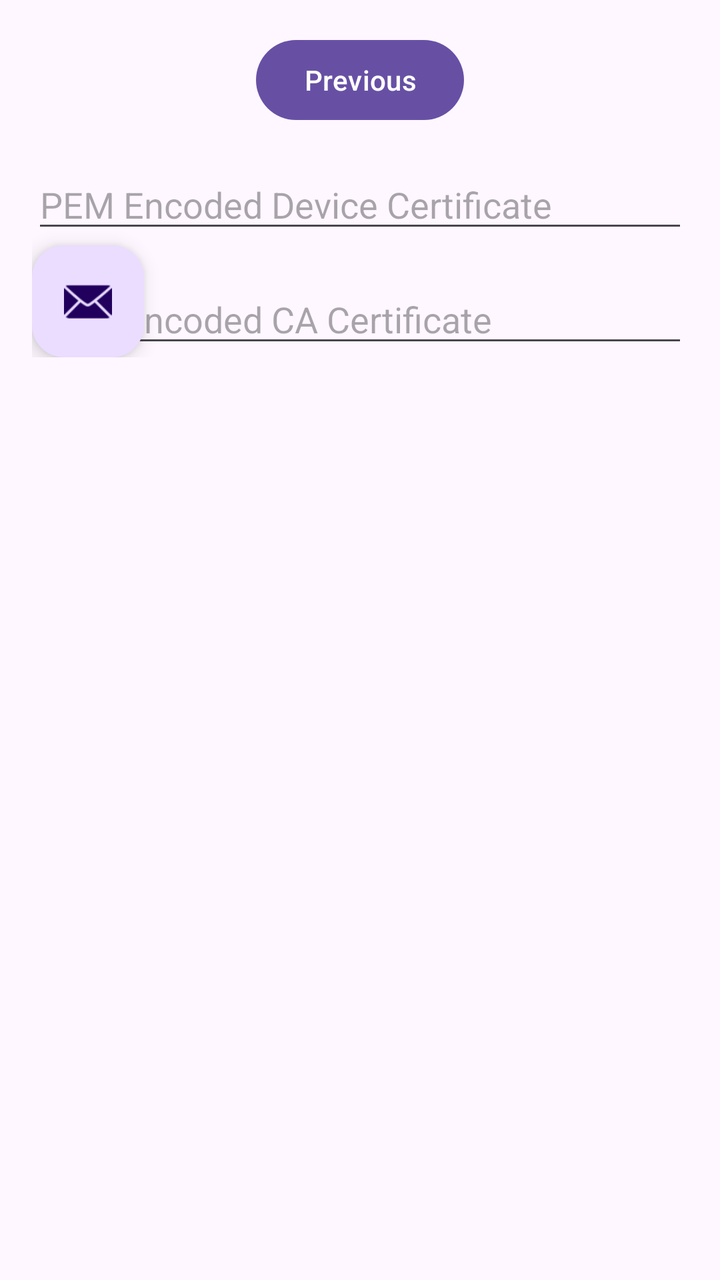
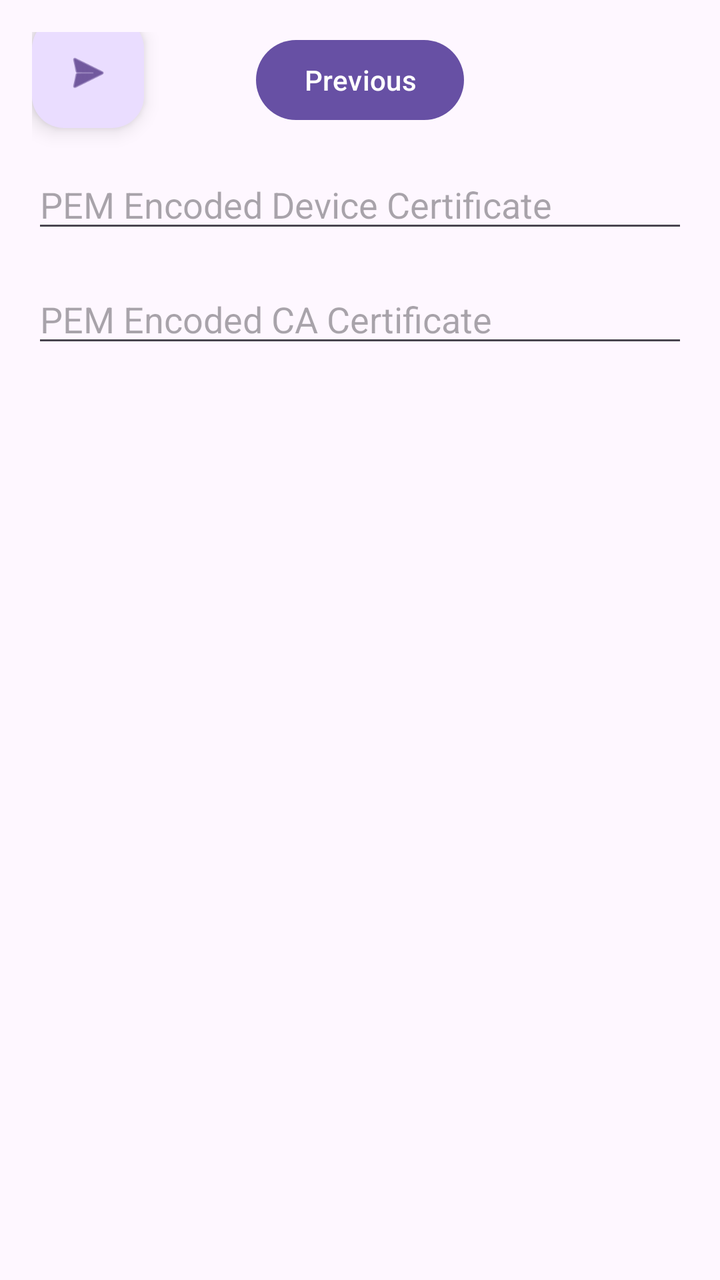

Screens rendered from an Android XML layout before and after an edit, with the pre-edit source and the edit as a unified diff.
<!-- AndroidManifest.xml: application theme Theme.IPv6Droid_git -->
<!-- res/layout/fragment_second.xml -->
<?xml version="1.0" encoding="utf-8"?>
<androidx.core.widget.NestedScrollView
    xmlns:android="http://schemas.android.com/apk/res/android"
    xmlns:app="http://schemas.android.com/apk/res-auto"
    xmlns:tools="http://schemas.android.com/tools"
    android:layout_width="match_parent"
    android:layout_height="match_parent"
    tools:context=".CertificateFragment">
    <androidx.constraintlayout.widget.ConstraintLayout
        android:layout_width="match_parent"
        android:layout_height="match_parent"
        android:padding="16dp">

        <com.google.android.material.floatingactionbutton.FloatingActionButton
            android:id="@+id/fab"
            android:layout_width="wrap_content"
            android:layout_height="wrap_content"
            android:layout_gravity="bottom|end"
            app:layout_constraintBottom_toBottomOf="parent"
            app:layout_constraintStart_toStartOf="parent"
            app:srcCompat="@android:drawable/ic_dialog_email" />

        <Button
            android:id="@+id/button_second"
            android:layout_width="wrap_content"
            android:layout_height="wrap_content"
            android:text="@string/previous"
            app:layout_constraintBottom_toTopOf="@id/edittext_device_cert"
            app:layout_constraintEnd_toEndOf="parent"
            app:layout_constraintStart_toStartOf="parent"
            app:layout_constraintTop_toTopOf="parent"
            app:layout_constraintVertical_bias="0.43" />

        <EditText
            android:id="@+id/edittext_device_cert"
            android:layout_width="0dp"
            android:layout_height="wrap_content"
            android:layout_marginTop="16dp"
            android:hint="PEM Encoded Device Certificate"
            android:inputType="text|textMultiLine"
            app:layout_constraintEnd_toEndOf="parent"
            app:layout_constraintStart_toStartOf="parent"
            app:layout_constraintTop_toBottomOf="@id/button_second" />

        <EditText
            android:id="@+id/edittext_ca_cert"
            android:layout_width="0dp"
            android:layout_height="wrap_content"
            android:layout_marginTop="16dp"
            android:editable="false"
            android:hint="PEM Encoded CA Certificate"
            android:inputType="text|textMultiLine"
            app:layout_constraintBottom_toBottomOf="parent"
            app:layout_constraintEnd_toEndOf="parent"
            app:layout_constraintStart_toStartOf="parent"
            app:layout_constraintTop_toBottomOf="@+id/edittext_device_cert" />

    </androidx.constraintlayout.widget.ConstraintLayout>
</androidx.core.widget.NestedScrollView>
<!-- resources referenced by this layout -->
<resources>
  <string name="previous">Previous</string>
  <style name="Theme.IPv6Droid_git" parent="Base.Theme.IPv6Droid_git" />
  <style name="Base.Theme.IPv6Droid_git" parent="Theme.Material3.DayNight.NoActionBar">
          
          
      </style>
</resources>

<!-- the commit's change to res/layout/fragment_second.xml (unified diff, before → after) -->
@@ -16,9 +16,9 @@
             android:layout_width="wrap_content"
             android:layout_height="wrap_content"
             android:layout_gravity="bottom|end"
-            app:layout_constraintBottom_toBottomOf="parent"
-            app:layout_constraintStart_toStartOf="parent"
-            app:srcCompat="@android:drawable/ic_dialog_email" />
+            app:layout_constraintBottom_toBottomOf="@id/button_second"
+            app:layout_constraintStart_toStartOf="@id/edittext_device_cert"
+            app:srcCompat="@android:drawable/ic_menu_send" />
 
         <Button
             android:id="@+id/button_second"
